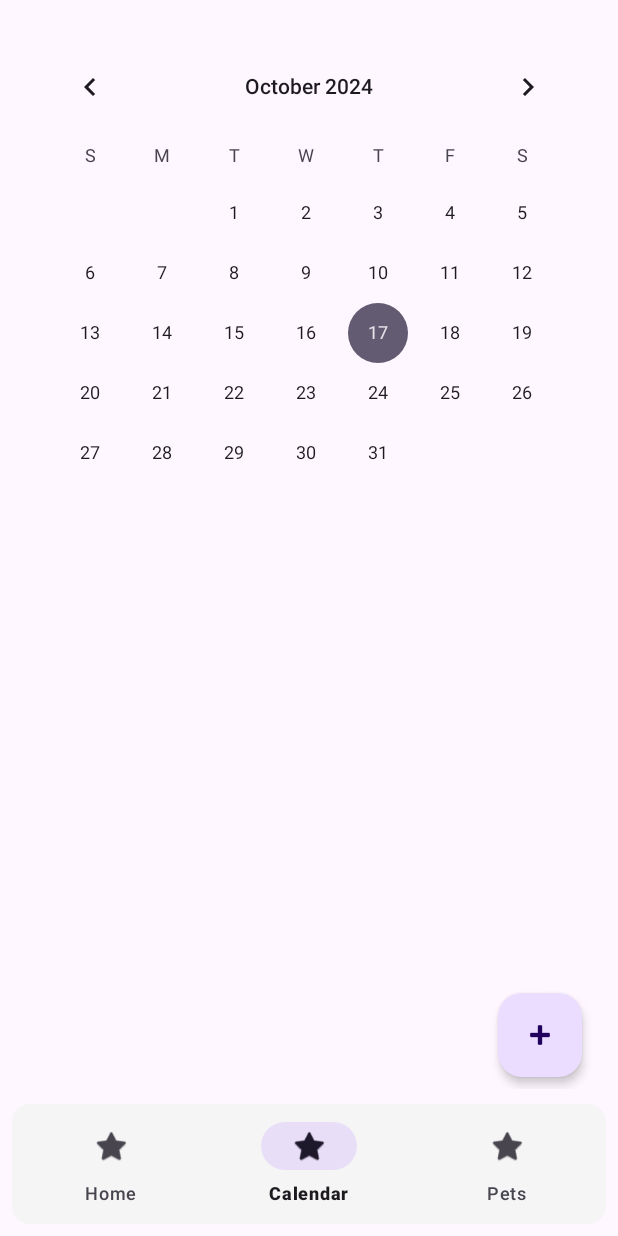
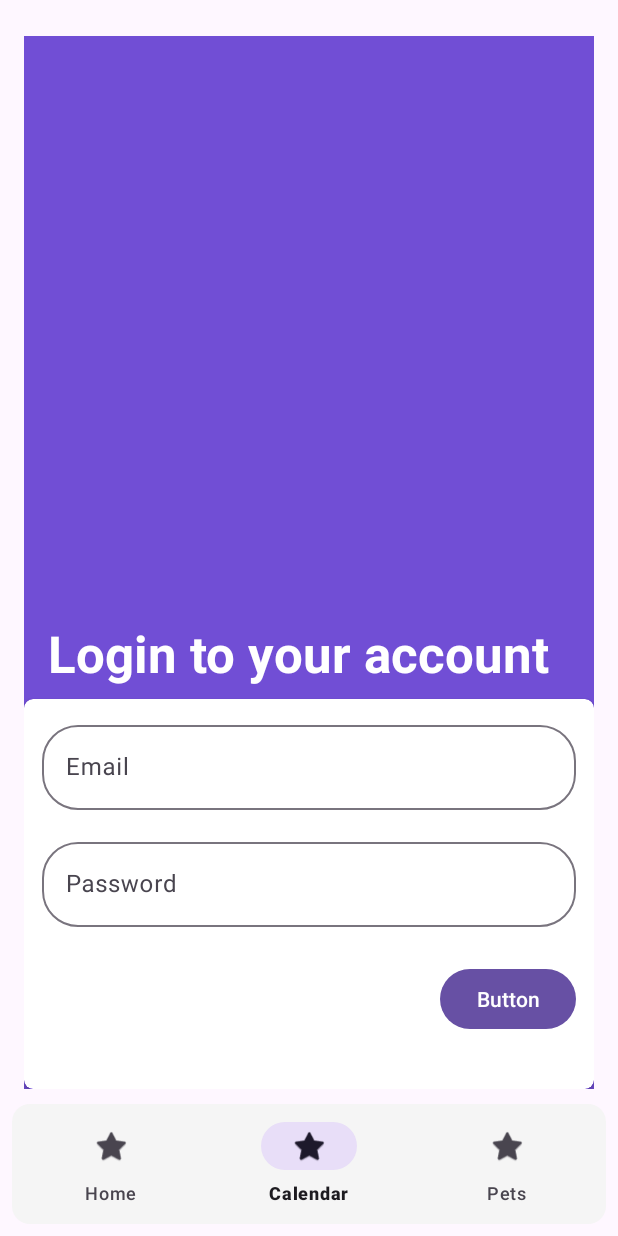
Before and after one commit to anaj00/MOBDEVE-FurMate, an Android app: the screen it shows after launch (InApp), item 2 of the bottom bar chosen, on a phone screen of 412 x 824 dp. Run offline under Robolectric (Android 15) with nearby library versions, the phone set to English and light mode, and no system bars.

Commit message:
feat: created login form

```diff
--- a/app/src/main/java/com/example/furmate/fragments/CalendarFragment.kt
+++ b/app/src/main/java/com/example/furmate/fragments/CalendarFragment.kt
@@ -10,6 +10,6 @@ class CalendarFragment : Fragment() {
         inflater: LayoutInflater, container: ViewGroup?,
         savedInstanceState: Bundle?
     ): View? {
-        return inflater.inflate(R.layout.fragment_calendar, container, false)
+        return inflater.inflate(R.layout.base_login_reg, container, false)
     }
 }
--- /dev/null
+++ b/app/src/main/res/layout/base_login_reg.xml
@@ -0,0 +1,45 @@
+<?xml version="1.0" encoding="utf-8"?>
+<androidx.constraintlayout.widget.ConstraintLayout xmlns:android="http://schemas.android.com/apk/res/android"
+    xmlns:app="http://schemas.android.com/apk/res-auto"
+    xmlns:tools="http://schemas.android.com/tools"
+    android:id="@+id/base"
+    android:layout_width="match_parent"
+    android:layout_height="match_parent"
+    android:background="@color/icon_background">
+
+    <TextView
+        android:id="@+id/login_reg_header"
+        android:layout_width="wrap_content"
+        android:layout_height="wrap_content"
+        android:layout_marginStart="16dp"
+        android:layout_marginBottom="8dp"
+        android:text="Login to your account"
+        android:textColor="@color/design_default_color_surface"
+        android:textSize="34sp"
+        android:textStyle="bold"
+        app:layout_constraintBottom_toTopOf="@+id/card"
+        app:layout_constraintStart_toStartOf="parent" />
+
+    <androidx.cardview.widget.CardView
+        android:id="@+id/card"
+        android:layout_width="match_parent"
+        android:layout_height="wrap_content"
+        app:cardCornerRadius="6dp"
+        app:layout_constraintBottom_toBottomOf="parent"
+        app:layout_constraintEnd_toEndOf="parent"
+        app:layout_constraintStart_toStartOf="parent">
+
+        <androidx.constraintlayout.widget.ConstraintLayout
+            android:id="@+id/form_wrapper"
+            android:layout_width="match_parent"
+            android:layout_height="match_parent"
+            android:padding="12dp">
+
+            <include
+                android:id="@+id/form_login"
+                layout="@layout/form_login" />
+
+        </androidx.constraintlayout.widget.ConstraintLayout>
+    </androidx.cardview.widget.CardView>
+
+</androidx.constraintlayout.widget.ConstraintLayout>
--- /dev/null
+++ b/app/src/main/res/layout/form_login.xml
@@ -0,0 +1,75 @@
+<?xml version="1.0" encoding="utf-8"?>
+<androidx.constraintlayout.widget.ConstraintLayout xmlns:android="http://schemas.android.com/apk/res/android"
+    xmlns:app="http://schemas.android.com/apk/res-auto"
+    xmlns:tools="http://schemas.android.com/tools"
+    android:id="@+id/login_body"
+    android:layout_width="match_parent"
+    android:layout_height="wrap_content"
+    android:paddingBottom="24dp">
+
+
+    <com.google.android.material.textfield.TextInputLayout
+        android:id="@+id/email_div"
+        android:layout_width="match_parent"
+        android:layout_height="wrap_content"
+        android:hint="Email"
+        app:boxBackgroundMode="outline"
+        app:boxCornerRadiusBottomEnd="24dp"
+        app:boxCornerRadiusBottomStart="24dp"
+        app:boxCornerRadiusTopEnd="24dp"
+        app:boxCornerRadiusTopStart="24dp"
+        app:boxStrokeWidth="1dp"
+        app:boxStrokeWidthFocused="2dp"
+        app:hintEnabled="true"
+        app:layout_constraintEnd_toEndOf="parent"
+        app:layout_constraintStart_toStartOf="parent"
+        app:layout_constraintTop_toTopOf="parent">
+
+        <com.google.android.material.textfield.TextInputEditText
+            android:id="@+id/input_email"
+            android:layout_width="match_parent"
+            android:layout_height="wrap_content"
+            android:hint=""
+            android:inputType="textEmailAddress" />
+
+    </com.google.android.material.textfield.TextInputLayout>
+
+    <com.google.android.material.textfield.TextInputLayout
+        android:id="@+id/password_div"
+        android:layout_width="match_parent"
+        android:layout_height="wrap_content"
+        android:layout_marginTop="16dp"
+        android:hint="Password"
+        app:boxBackgroundMode="outline"
+        app:boxCornerRadiusBottomEnd="24dp"
+        app:boxCornerRadiusBottomStart="24dp"
+        app:boxCornerRadiusTopEnd="24dp"
+        app:boxCornerRadiusTopStart="24dp"
+        app:boxStrokeWidth="1dp"
+        app:boxStrokeWidthFocused="2dp"
+        app:hintEnabled="true"
+        app:layout_constraintEnd_toEndOf="parent"
+        app:layout_constraintStart_toStartOf="parent"
+        app:layout_constraintTop_toBottomOf="@+id/email_div">
+
+        <com.google.android.material.textfield.TextInputEditText
+            android:id="@+id/input_password"
+            android:layout_width="match_parent"
+            android:layout_height="wrap_content"
+            android:hint=""
+            android:inputType="textEmailAddress" />
+
+    </com.google.android.material.textfield.TextInputLayout>
+
+    <Button
+        android:id="@+id/button"
+        style="@style/Widget.Material3.Button"
+        android:layout_width="wrap_content"
+        android:layout_height="wrap_content"
+        android:layout_marginTop="24dp"
+        android:layout_weight="1"
+        android:text="Button"
+        app:layout_constraintEnd_toEndOf="parent"
+        app:layout_constraintTop_toBottomOf="@+id/password_div" />
+
+</androidx.constraintlayout.widget.ConstraintLayout>
```
